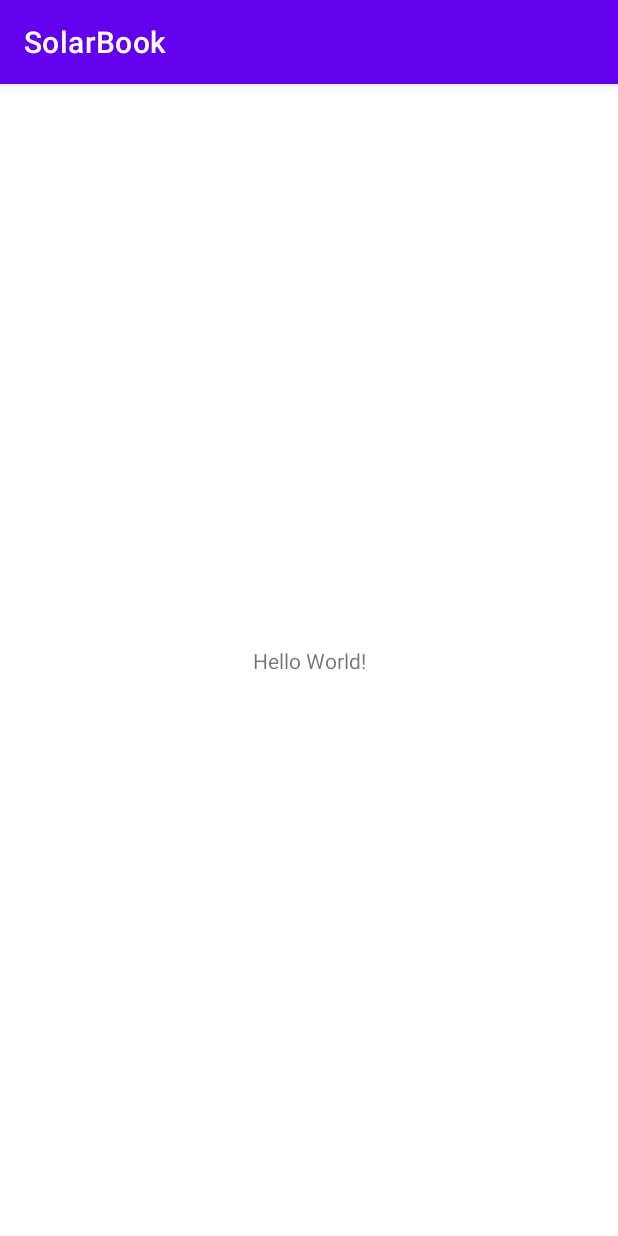
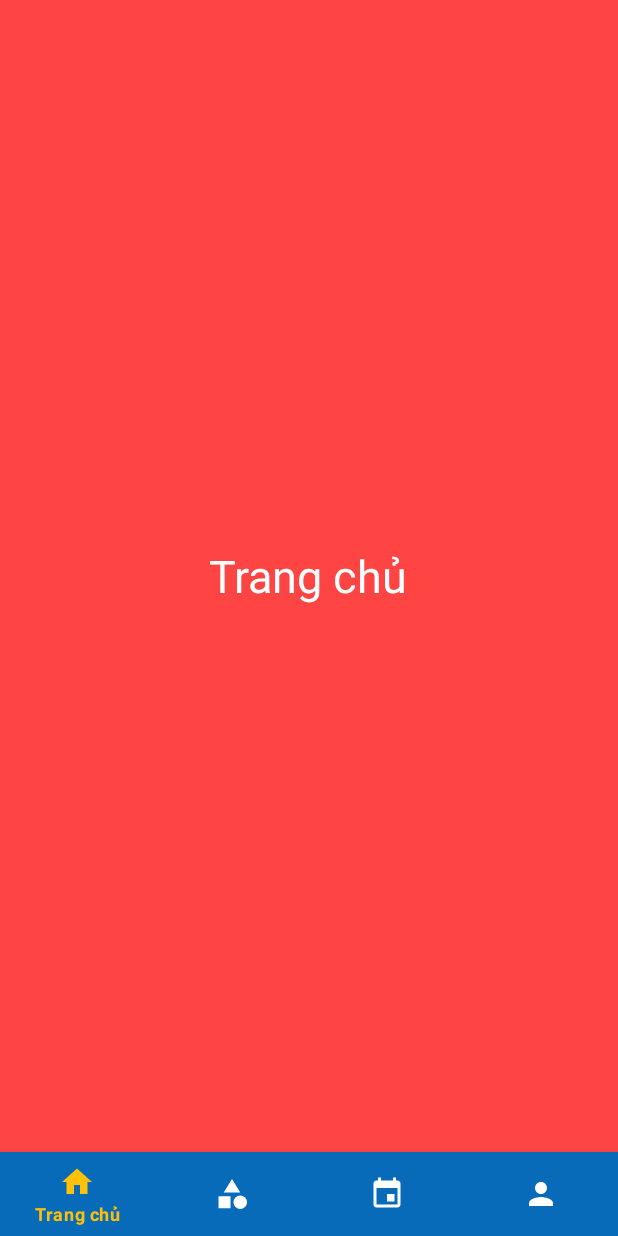
Before and after one commit to taiyong3112/SolarBook, an Android app: the screen it shows after launch (MainActivity), on a phone screen of 412 x 824 dp. Run offline under Robolectric (Android 15) with nearby library versions, the phone set to English and light mode, and no system bars.

Commit message:
Tạo Navigation Bottom Bar, chuyển đổi giữa các Fragment

```diff
--- a/app/build.gradle
+++ b/app/build.gradle
@@ -35,4 +35,6 @@ dependencies {
     testImplementation 'junit:junit:4.13.2'
     androidTestImplementation 'androidx.test.ext:junit:1.1.3'
     androidTestImplementation 'androidx.test.espresso:espresso-core:3.4.0'
+
+    implementation 'com.google.android.material:material:1.6.1'
 }
--- a/app/src/main/java/com/example/solarbook/MainActivity.java
+++ b/app/src/main/java/com/example/solarbook/MainActivity.java
@@ -1,14 +1,87 @@
 package com.example.solarbook;
 
+import androidx.annotation.NonNull;
 import androidx.appcompat.app.AppCompatActivity;
+import androidx.fragment.app.FragmentStatePagerAdapter;
+import androidx.viewpager.widget.ViewPager;
 
 import android.os.Bundle;
+import android.view.MenuItem;
+import android.widget.Toast;
+
+import com.example.solarbook.adapters.ViewPagerAdapter;
+import com.google.android.material.bottomnavigation.BottomNavigationView;
+import com.google.android.material.navigation.NavigationBarView;
 
 public class MainActivity extends AppCompatActivity {
+
+    private BottomNavigationView mNavigationView;
+    private ViewPager mViewPager;
 
     @Override
     protected void onCreate(Bundle savedInstanceState) {
         super.onCreate(savedInstanceState);
         setContentView(R.layout.activity_main);
+
+        mNavigationView = findViewById(R.id.bottomNav);
+        mViewPager = findViewById(R.id.viewPager);
+
+        setUpViewPager();
+        mNavigationView.setOnItemSelectedListener(new NavigationBarView.OnItemSelectedListener() {
+            @Override
+            public boolean onNavigationItemSelected(@NonNull MenuItem item) {
+                switch (item.getItemId()) {
+                    case R.id.menuHome:
+                        mViewPager.setCurrentItem(0);
+                        break;
+                    case R.id.menuCategory:
+                        mViewPager.setCurrentItem(1);
+                        break;
+                    case R.id.menuNews:
+                        mViewPager.setCurrentItem(2);
+                        break;
+                    case R.id.menuAccount:
+                        mViewPager.setCurrentItem(3);
+                        break;
+                }
+                return true;
+            }
+        });
+    }
+
+    //hàm thiết lập ViewPager
+    private void setUpViewPager(){
+        ViewPagerAdapter viewPagerAdapter = new ViewPagerAdapter(getSupportFragmentManager(), FragmentStatePagerAdapter.BEHAVIOR_RESUME_ONLY_CURRENT_FRAGMENT);
+        mViewPager.setAdapter(viewPagerAdapter);
+
+        mViewPager.addOnPageChangeListener(new ViewPager.OnPageChangeListener() {
+            @Override
+            public void onPageScrolled(int position, float positionOffset, int positionOffsetPixels) {
+
+            }
+
+            @Override
+            public void onPageSelected(int position) {
+                switch (position){
+                    case 0:
+                        mNavigationView.getMenu().findItem(R.id.menuHome).setChecked(true);
+                        break;
+                    case 1:
+                        mNavigationView.getMenu().findItem(R.id.menuCategory).setChecked(true);
+                        break;
+                    case 2:
+                        mNavigationView.getMenu().findItem(R.id.menuNews).setChecked(true);
+                        break;
+                    case 3:
+                        mNavigationView.getMenu().findItem(R.id.menuAccount).setChecked(true);
+                        break;
+                }
+            }
+
+            @Override
+            public void onPageScrollStateChanged(int state) {
+
+            }
+        });
     }
 }
--- /dev/null
+++ b/app/src/main/java/com/example/solarbook/adapters/ViewPagerAdapter.java
@@ -0,0 +1,40 @@
+package com.example.solarbook.adapters;
+
+import androidx.annotation.NonNull;
+import androidx.fragment.app.Fragment;
+import androidx.fragment.app.FragmentManager;
+import androidx.fragment.app.FragmentStatePagerAdapter;
+
+import com.example.solarbook.fragments.AccountFragment;
+import com.example.solarbook.fragments.CategoryFragment;
+import com.example.solarbook.fragments.HomeFragment;
+import com.example.solarbook.fragments.NewsFragment;
+
+public class ViewPagerAdapter extends FragmentStatePagerAdapter {
+
+    public ViewPagerAdapter(@NonNull FragmentManager fm, int behavior) {
+        super(fm, behavior);
+    }
+
+    @NonNull
+    @Override
+    public Fragment getItem(int position) {
+        switch (position){
+            case 0:
+                return new HomeFragment();
+            case 1:
+                return new CategoryFragment();
+            case 2:
+                return new NewsFragment();
+            case 3:
+                return new AccountFragment();
+            default:
+                return new HomeFragment();
+        }
+    }
+
+    @Override
+    public int getCount() {
+        return 4;
+    }
+}
--- /dev/null
+++ b/app/src/main/java/com/example/solarbook/fragments/CategoryFragment.java
@@ -0,0 +1,21 @@
+package com.example.solarbook.fragments;
+
+import android.os.Bundle;
+import android.view.LayoutInflater;
+import android.view.View;
+import android.view.ViewGroup;
+
+import androidx.annotation.NonNull;
+import androidx.annotation.Nullable;
+import androidx.fragment.app.Fragment;
+
+import com.example.solarbook.R;
+
+public class CategoryFragment extends Fragment {
+    @Nullable
+    @Override
+    public View onCreateView(@NonNull LayoutInflater inflater, @Nullable ViewGroup container, @Nullable Bundle savedInstanceState) {
+        View view = inflater.inflate(R.layout.fragment_category, container, false);
+        return view;
+    }
+}
--- /dev/null
+++ b/app/src/main/java/com/example/solarbook/fragments/HomeFragment.java
@@ -0,0 +1,21 @@
+package com.example.solarbook.fragments;
+
+import android.os.Bundle;
+import android.view.LayoutInflater;
+import android.view.View;
+import android.view.ViewGroup;
+
+import androidx.annotation.NonNull;
+import androidx.annotation.Nullable;
+import androidx.fragment.app.Fragment;
+
+import com.example.solarbook.R;
+
+public class HomeFragment extends Fragment {
+    @Nullable
+    @Override
+    public View onCreateView(@NonNull LayoutInflater inflater, @Nullable ViewGroup container, @Nullable Bundle savedInstanceState) {
+        View view = inflater.inflate(R.layout.fragment_home, container, false);
+        return view;
+    }
+}
--- /dev/null
+++ b/app/src/main/res/color/color_bottom_nav_selected.xml
@@ -0,0 +1,5 @@
+<?xml version="1.0" encoding="utf-8"?>
+<selector xmlns:android="http://schemas.android.com/apk/res/android">
+    <item android:color="@android:color/white" android:state_checked="false"/>
+    <item android:color="@color/bottom_nav_selected" android:state_checked="true"/>
+</selector>
--- /dev/null
+++ b/app/src/main/res/drawable/ic_account.xml
@@ -0,0 +1,5 @@
+<vector android:height="24dp" android:tint="#000000"
+    android:viewportHeight="24" android:viewportWidth="24"
+    android:width="24dp" xmlns:android="http://schemas.android.com/apk/res/android">
+    <path android:fillColor="@android:color/white" android:pathData="M12,12c2.21,0 4,-1.79 4,-4s-1.79,-4 -4,-4 -4,1.79 -4,4 1.79,4 4,4zM12,14c-2.67,0 -8,1.34 -8,4v2h16v-2c0,-2.66 -5.33,-4 -8,-4z"/>
+</vector>
--- /dev/null
+++ b/app/src/main/res/drawable/ic_category.xml
@@ -0,0 +1,7 @@
+<vector android:height="24dp" android:tint="#000000"
+    android:viewportHeight="24" android:viewportWidth="24"
+    android:width="24dp" xmlns:android="http://schemas.android.com/apk/res/android">
+    <path android:fillColor="@android:color/white" android:pathData="M12,2l-5.5,9h11z"/>
+    <path android:fillColor="@android:color/white" android:pathData="M17.5,17.5m-4.5,0a4.5,4.5 0,1 1,9 0a4.5,4.5 0,1 1,-9 0"/>
+    <path android:fillColor="@android:color/white" android:pathData="M3,13.5h8v8H3z"/>
+</vector>
--- /dev/null
+++ b/app/src/main/res/drawable/ic_home.xml
@@ -0,0 +1,5 @@
+<vector android:height="24dp" android:tint="#000000"
+    android:viewportHeight="24" android:viewportWidth="24"
+    android:width="24dp" xmlns:android="http://schemas.android.com/apk/res/android">
+    <path android:fillColor="@android:color/white" android:pathData="M10,20v-6h4v6h5v-8h3L12,3 2,12h3v8z"/>
+</vector>
--- /dev/null
+++ b/app/src/main/res/drawable/ic_news.xml
@@ -0,0 +1,5 @@
+<vector android:height="24dp" android:tint="#000000"
+    android:viewportHeight="24" android:viewportWidth="24"
+    android:width="24dp" xmlns:android="http://schemas.android.com/apk/res/android">
+    <path android:fillColor="@android:color/white" android:pathData="M17,12h-5v5h5v-5zM16,1v2L8,3L8,1L6,1v2L5,3c-1.11,0 -1.99,0.9 -1.99,2L3,19c0,1.1 0.89,2 2,2h14c1.1,0 2,-0.9 2,-2L21,5c0,-1.1 -0.9,-2 -2,-2h-1L18,1h-2zM19,19L5,19L5,8h14v11z"/>
+</vector>
--- a/app/src/main/res/layout/activity_main.xml
+++ b/app/src/main/res/layout/activity_main.xml
@@ -1,18 +1,23 @@
 <?xml version="1.0" encoding="utf-8"?>
-<androidx.constraintlayout.widget.ConstraintLayout xmlns:android="http://schemas.android.com/apk/res/android"
-    xmlns:app="http://schemas.android.com/apk/res-auto"
-    xmlns:tools="http://schemas.android.com/tools"
+<RelativeLayout xmlns:android="http://schemas.android.com/apk/res/android"
     android:layout_width="match_parent"
     android:layout_height="match_parent"
-    tools:context=".MainActivity">
+    xmlns:app="http://schemas.android.com/apk/res-auto">
 
-    <TextView
-        android:layout_width="wrap_content"
+    <androidx.viewpager.widget.ViewPager
+        android:id="@+id/viewPager"
+        android:layout_width="match_parent"
+        android:layout_height="match_parent"
+        android:layout_above="@+id/bottomNav"/>
+
+    <com.google.android.material.bottomnavigation.BottomNavigationView
+        android:id="@+id/bottomNav"
+        android:layout_width="match_parent"
         android:layout_height="wrap_content"
-        android:text="Hello World!"
-        app:layout_constraintBottom_toBottomOf="parent"
-        app:layout_constraintEnd_toEndOf="parent"
-        app:layout_constraintStart_toStartOf="parent"
-        app:layout_constraintTop_toTopOf="parent" />
+        android:layout_alignParentBottom="true"
+        app:itemBackground="@color/primary_color"
+        app:itemIconTint="@color/color_bottom_nav_selected"
+        app:itemTextColor="@color/color_bottom_nav_selected"
+        app:menu="@menu/menu_bottom_nav" />
 
-</androidx.constraintlayout.widget.ConstraintLayout>
+</RelativeLayout>
--- /dev/null
+++ b/app/src/main/res/layout/fragment_home.xml
@@ -0,0 +1,14 @@
+<?xml version="1.0" encoding="utf-8"?>
+<RelativeLayout xmlns:android="http://schemas.android.com/apk/res/android"
+    android:layout_width="match_parent"
+    android:layout_height="match_parent"
+    android:background="@android:color/holo_red_light">
+
+    <TextView
+        android:layout_width="wrap_content"
+        android:layout_height="wrap_content"
+        android:text="Trang chủ"
+        android:textSize="30sp"
+        android:layout_centerInParent="true"
+        android:textColor="@color/white"/>
+</RelativeLayout>
--- /dev/null
+++ b/app/src/main/res/menu/menu_bottom_nav.xml
@@ -0,0 +1,20 @@
+<?xml version="1.0" encoding="utf-8"?>
+<menu xmlns:android="http://schemas.android.com/apk/res/android">
+    <item
+        android:id="@+id/menuHome"
+        android:icon="@drawable/ic_home"
+        android:title="Trang chủ" />
+    <item
+        android:id="@+id/menuCategory"
+        android:icon="@drawable/ic_category"
+        android:title="Danh mục" />
+    <item
+        android:id="@+id/menuNews"
+        android:icon="@drawable/ic_news"
+        android:title="Tin tức" />
+    <item
+        android:id="@+id/menuAccount"
+        android:icon="@drawable/ic_account"
+        android:title="Tài khoản" />
+
+</menu>
--- a/app/src/main/res/values/colors.xml
+++ b/app/src/main/res/values/colors.xml
@@ -7,4 +7,6 @@
     <color name="teal_700">#FF018786</color>
     <color name="black">#FF000000</color>
     <color name="white">#FFFFFFFF</color>
+    <color name="primary_color">#076BBA</color>
+    <color name="bottom_nav_selected">#FFC107</color>
 </resources>
--- a/app/src/main/res/values/themes.xml
+++ b/app/src/main/res/values/themes.xml
@@ -1,6 +1,6 @@
 <resources xmlns:tools="http://schemas.android.com/tools">
     <!-- Base application theme. -->
-    <style name="Theme.SolarBook" parent="Theme.MaterialComponents.DayNight.DarkActionBar">
+    <style name="Theme.SolarBook" parent="Theme.MaterialComponents.DayNight.NoActionBar">
         <!-- Primary brand color. -->
         <item name="colorPrimary">@color/purple_500</item>
         <item name="colorPrimaryVariant">@color/purple_700</item>
```
Also changed, not shown: app/src/main/java/com/example/solarbook/fragments/AccountFragment.java (added, +21 -0 lines), app/src/main/java/com/example/solarbook/fragments/NewsFragment.java (added, +21 -0 lines), app/src/main/res/layout/fragment_account.xml (added, +14 -0 lines), app/src/main/res/layout/fragment_category.xml (added, +14 -0 lines), app/src/main/res/layout/fragment_news.xml (added, +14 -0 lines).
